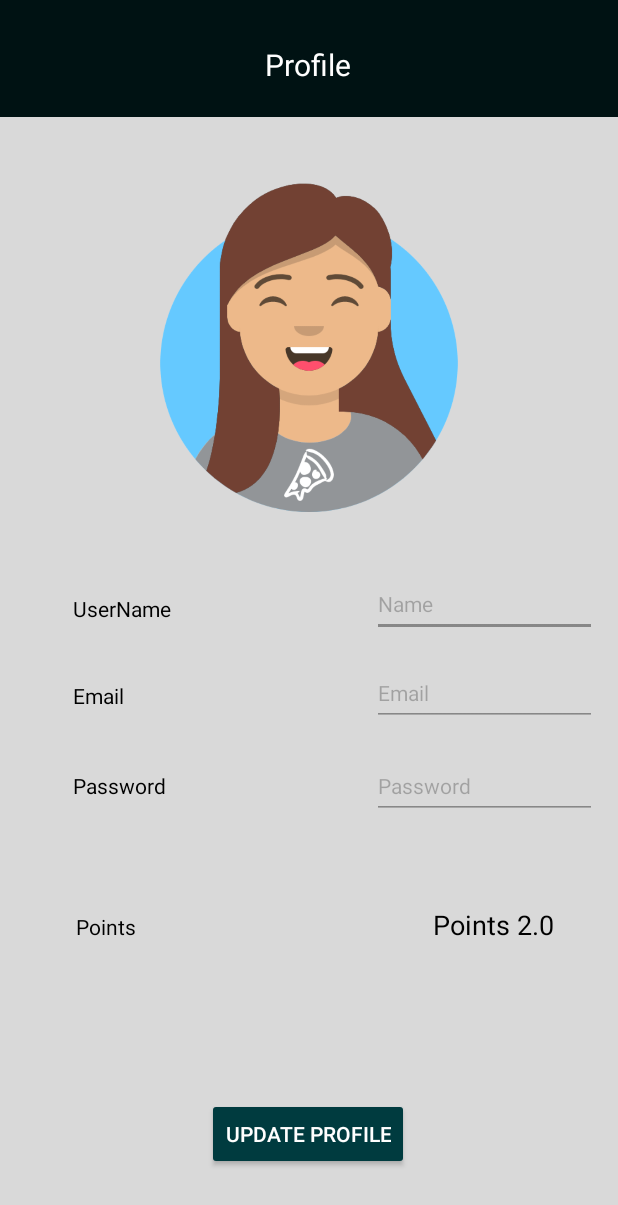
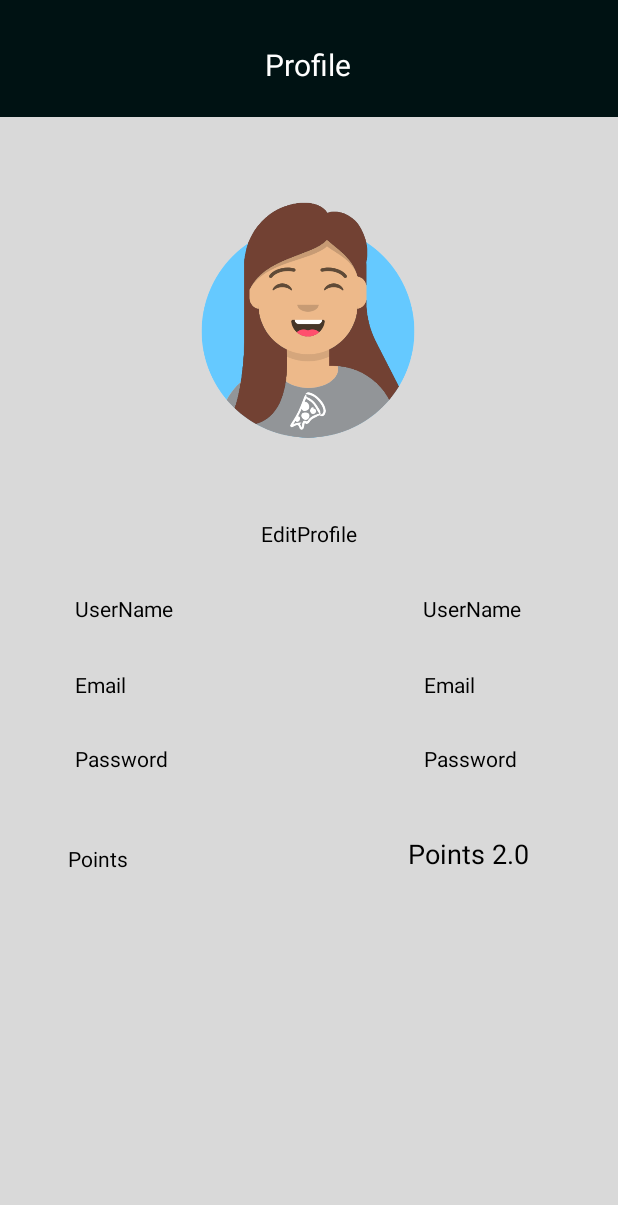
Before and after one commit to RubenABM/Project-Factory-Android, an Android app: the ProfileActivity screen opened directly, with no data from a screen before it, on a phone screen of 412 x 824 dp. Shown: the top 1205 px of the screen. Run offline under Robolectric (Android 15) with nearby library versions, the phone set to English and light mode, and no system bars; 5 statements that could not run were skipped.

Commit message:
profile feito

```diff
--- a/Android/app/src/main/java/com/myapplication/ProfileActivity.java
+++ b/Android/app/src/main/java/com/myapplication/ProfileActivity.java
@@ -6,11 +6,11 @@ import androidx.drawerlayout.widget.DrawerLayout;
 import android.os.Bundle;
 import android.util.Log;
 import android.view.View;
+import android.widget.Button;
 import android.widget.EditText;
 import android.widget.TextView;
 import android.widget.Toast;
 
-import com.myapplication.downloadtasks.JSONObj;
 import com.myapplication.downloadtasks.JSONObjToArray;
 import com.myapplication.downloadtasks.PostMethod;
 
@@ -24,7 +24,8 @@ import java.util.concurrent.ExecutionException;
 public class ProfileActivity extends AppCompatActivity {
 
     EditText nameBox, mailBox, healthBox, pointBox, passBox, pass2Box;
-    TextView points, username, useremail, userpass;
+    Button update;
+    TextView points, username, useremail, userpass, editprofile, UserName, UserEmail, UserPass, Points;
     DrawerLayout drawerLayout;
     static String iduser;
 
@@ -43,22 +44,28 @@ public class ProfileActivity extends AppCompatActivity {
         username = findViewById(R.id.userName);
         useremail = findViewById(R.id.userEmail);
         userpass = findViewById(R.id.userPass);
+        editprofile = findViewById(R.id.textView10);
+        update = findViewById(R.id.button);
+        UserName = findViewById(R.id.userName3);
+        UserEmail = findViewById(R.id.userEmail3);
+        UserPass = findViewById(R.id.userPass3);
+        Points = findViewById(R.id.pointBox);
 
         String name = nameBox.getText().toString();
         String email = mailBox.getText().toString();
         String pass = passBox.getText().toString();
-        String pass2 = pass2Box.getText().toString();
 
 
 
-        if (email.isEmpty() || name.isEmpty() || pass.isEmpty()) {
-            Toast.makeText(getBaseContext(), "Preencher todos os campos!", Toast.LENGTH_LONG).show();
 
-        }
-        if (!pass.equals(pass2)) {
-            Toast.makeText(getBaseContext(), "As palavras passes não coincidem!", Toast.LENGTH_LONG).show();
+        //if (email.isEmpty() || name.isEmpty() || pass.isEmpty()) {
+           // Toast.makeText(getBaseContext(), "Preencher todos os campos!", Toast.LENGTH_LONG).show();
 
-        }
+        //}
+       // if (!pass.equals(pass2)) {
+          //  Toast.makeText(getBaseContext(), "As palavras passes não coincidem!", Toast.LENGTH_LONG).show();
+
+        //}
 
 
         // Metodo Get para ir buscar os pontos do utilizador
@@ -67,11 +74,11 @@ public class ProfileActivity extends AppCompatActivity {
         //JSONObj task = new JSONObj();
         JSONObjToArray task = new JSONObjToArray();
         try {
-            loginjson = task.execute("http://13.40.214.190:5000/users/" + iduser).get();
+            loginjson = task.execute("http://13.40.214.190:5000/users/1").get();
             points.setText(loginjson.getString("user_points"));
             username.setText(loginjson.getString("user_name"));
-            useremail.setText(loginjson.getString("user_mail"));
-            userpass.setText(loginjson.getString("user_pass"));
+            useremail.setText(loginjson.getString("user_email"));
+            userpass.setText(loginjson.getString("user_password"));
             Log.d("AQUIIII::::", loginjson.toString());
 
         } catch (ExecutionException e) {
@@ -85,19 +92,58 @@ public class ProfileActivity extends AppCompatActivity {
         }
 
 
+
+    }
+    public void EditProfile(View view){
+
+        editprofile.setOnClickListener(new View.OnClickListener() {
+            @Override
+            public void onClick(View v) {
+                nameBox.setVisibility(View.VISIBLE);
+                mailBox.setVisibility(View.VISIBLE);
+                passBox.setVisibility(View.VISIBLE);
+                update.setVisibility(View.VISIBLE);
+
+                username.setVisibility(View.INVISIBLE);
+                useremail.setVisibility(View.INVISIBLE);
+                userpass.setVisibility(View.INVISIBLE);
+                points.setVisibility(View.INVISIBLE);
+                UserName.setVisibility(View.INVISIBLE);
+                UserEmail.setVisibility(View.INVISIBLE);
+                UserPass.setVisibility(View.INVISIBLE);
+                Points.setVisibility(View.INVISIBLE);
+
+            }
+        });
+
+    }
+
+
+    public void UpdateProfile(View v){
+
         //Metodo Post para ir buscar os dados do utilizador, username, useremail, userpass
+        String name = nameBox.getText().toString();
+        String email = mailBox.getText().toString();
+        String pass = passBox.getText().toString();
 
         Map<String, String> postData = new HashMap<>();
         postData.put("user_name", name);
         postData.put("user_email", email);
         postData.put("user_password", pass);
 
+        PostMethod task1 = new PostMethod(postData);
+
         //Post call
-        PostMethod task1 = new PostMethod(postData);
-        task1.execute("http://13.40.214.190:5000/users/updateuser/");
+        try {
+
+        task1.execute("http://13.40.214.190:5000/users/updateuse");
+        Log.d("AQUIII", task1.execute("http://13.40.214.190:5000/users/updateuser/1" + iduser).toString());
 
         Toast.makeText(this,"Dados alterados com sucesso!", Toast.LENGTH_SHORT).show();
 
+        } catch (Exception e){
+            Toast.makeText(this,"ERRO!", Toast.LENGTH_SHORT).show();
+        }
 
     }
 
--- a/Android/app/src/main/res/layout/activity_profile.xml
+++ b/Android/app/src/main/res/layout/activity_profile.xml
@@ -10,13 +10,14 @@
 
     <ImageView
         android:id="@+id/imageView3"
-        android:layout_width="233dp"
-        android:layout_height="231dp"
+        android:layout_width="156dp"
+        android:layout_height="170dp"
         app:layout_constraintBottom_toBottomOf="parent"
         app:layout_constraintEnd_toEndOf="parent"
+        app:layout_constraintHorizontal_bias="0.498"
         app:layout_constraintStart_toStartOf="parent"
         app:layout_constraintTop_toTopOf="parent"
-        app:layout_constraintVertical_bias="0.186"
+        app:layout_constraintVertical_bias="0.19"
         app:srcCompat="@drawable/avataaars" />
 
     <View
@@ -42,56 +43,6 @@
         app:layout_constraintTop_toTopOf="parent"
         app:layout_constraintVertical_bias="0.037" />
 
-    <EditText
-        android:id="@+id/Editname"
-        android:layout_width="150dp"
-        android:layout_height="43dp"
-        android:backgroundTint="#60000000"
-        android:ems="10"
-        android:hint="Name"
-        android:inputType="textPersonName"
-        android:textColor="#000000"
-        android:textColorHint="#41000000"
-        android:textSize="14sp"
-        app:layout_constraintBottom_toBottomOf="parent"
-        app:layout_constraintEnd_toEndOf="parent"
-        app:layout_constraintHorizontal_bias="0.947"
-        app:layout_constraintStart_toStartOf="parent"
-        app:layout_constraintTop_toBottomOf="@+id/viewBlack"
-        app:layout_constraintVertical_bias="0.432" />
-
-    <EditText
-        android:id="@+id/Editmail"
-        android:layout_width="150dp"
-        android:layout_height="43dp"
-        android:backgroundTint="#60000000"
-        android:ems="10"
-        android:hint="Email"
-        android:inputType="textPersonName"
-        android:textColor="#000000"
-        android:textColorHint="#41000000"
-        android:textSize="14sp"
-        app:layout_constraintBottom_toBottomOf="parent"
-        app:layout_constraintEnd_toEndOf="parent"
-        app:layout_constraintHorizontal_bias="0.947"
-        app:layout_constraintStart_toStartOf="parent"
-        app:layout_constraintTop_toBottomOf="@+id/viewBlack"
-        app:layout_constraintVertical_bias="0.516" />
-
-    <Button
-        android:id="@+id/button"
-        android:layout_width="wrap_content"
-        android:layout_height="wrap_content"
-        android:backgroundTint="#003B3F"
-        android:onClick="updateProfile"
-        android:text="Update Profile"
-        app:layout_constraintBottom_toBottomOf="parent"
-        app:layout_constraintEnd_toEndOf="parent"
-        app:layout_constraintHorizontal_bias="0.498"
-        app:layout_constraintStart_toStartOf="parent"
-        app:layout_constraintTop_toBottomOf="@+id/viewBlack"
-        app:layout_constraintVertical_bias="0.937" />
-
     <TextView
         android:id="@+id/pointBox"
         android:layout_width="wrap_content"
@@ -101,10 +52,10 @@
         android:textSize="14sp"
         app:layout_constraintBottom_toBottomOf="parent"
         app:layout_constraintEnd_toEndOf="parent"
-        app:layout_constraintHorizontal_bias="0.136"
+        app:layout_constraintHorizontal_bias="0.121"
         app:layout_constraintStart_toStartOf="parent"
         app:layout_constraintTop_toBottomOf="@+id/viewBlack"
-        app:layout_constraintVertical_bias="0.729" />
+        app:layout_constraintVertical_bias="0.667" />
 
     <TextView
         android:id="@+id/pointBox2"
@@ -116,69 +67,176 @@
         android:textSize="18sp"
         app:layout_constraintBottom_toBottomOf="parent"
         app:layout_constraintEnd_toEndOf="parent"
-        app:layout_constraintHorizontal_bias="0.822"
-        app:layout_constraintStart_toEndOf="@+id/pointBox"
+        app:layout_constraintHorizontal_bias="0.821"
+        app:layout_constraintStart_toStartOf="parent"
         app:layout_constraintTop_toBottomOf="@+id/viewBlack"
-        app:layout_constraintVertical_bias="0.729" />
+        app:layout_constraintVertical_bias="0.664" />
+
+    <TextView
+        android:id="@+id/userName3"
+        android:layout_width="wrap_content"
+        android:layout_height="wrap_content"
+        android:text="UserName"
+        android:textColor="#000000"
+        app:layout_constraintBottom_toBottomOf="parent"
+        app:layout_constraintEnd_toEndOf="parent"
+        app:layout_constraintHorizontal_bias="0.144"
+        app:layout_constraintStart_toStartOf="parent"
+        app:layout_constraintTop_toBottomOf="@+id/viewBlack"
+        app:layout_constraintVertical_bias="0.438" />
+
+    <TextView
+        android:id="@+id/userName"
+        android:layout_width="wrap_content"
+        android:layout_height="wrap_content"
+        android:text="UserName"
+        android:textAlignment="textStart"
+        android:textColor="#000000"
+        app:layout_constraintBottom_toBottomOf="parent"
+        app:layout_constraintEnd_toEndOf="parent"
+        app:layout_constraintHorizontal_bias="0.814"
+        app:layout_constraintStart_toStartOf="parent"
+        app:layout_constraintTop_toBottomOf="@+id/viewBlack"
+        app:layout_constraintVertical_bias="0.438" />
+
+    <TextView
+        android:id="@+id/userEmail3"
+        android:layout_width="wrap_content"
+        android:layout_height="wrap_content"
+        android:text="Email"
+        android:textColor="#000000"
+        app:layout_constraintBottom_toBottomOf="parent"
+        app:layout_constraintEnd_toEndOf="parent"
+        app:layout_constraintHorizontal_bias="0.132"
+        app:layout_constraintStart_toStartOf="parent"
+        app:layout_constraintTop_toBottomOf="@+id/viewBlack"
+        app:layout_constraintVertical_bias="0.507" />
+
+    <TextView
+        android:id="@+id/userEmail"
+        android:layout_width="wrap_content"
+        android:layout_height="wrap_content"
+        android:text="Email"
+        android:textAlignment="center"
+        android:textColor="#000000"
+        app:layout_constraintBottom_toBottomOf="parent"
+        app:layout_constraintEnd_toEndOf="parent"
+        app:layout_constraintHorizontal_bias="0.747"
+        app:layout_constraintStart_toStartOf="parent"
+        app:layout_constraintTop_toBottomOf="@+id/viewBlack"
+        app:layout_constraintVertical_bias="0.507" />
+
+    <TextView
+        android:id="@+id/userPass3"
+        android:layout_width="wrap_content"
+        android:layout_height="wrap_content"
+        android:text="Password"
+        android:textColor="#000000"
+        app:layout_constraintBottom_toBottomOf="parent"
+        app:layout_constraintEnd_toEndOf="parent"
+        app:layout_constraintHorizontal_bias="0.143"
+        app:layout_constraintStart_toStartOf="parent"
+        app:layout_constraintTop_toBottomOf="@+id/viewBlack"
+        app:layout_constraintVertical_bias="0.575" />
+
+    <TextView
+        android:id="@+id/userPass"
+        android:layout_width="wrap_content"
+        android:layout_height="wrap_content"
+        android:text="Password"
+        android:textAlignment="textStart"
+        android:textColor="#000000"
+        app:layout_constraintBottom_toBottomOf="parent"
+        app:layout_constraintEnd_toEndOf="parent"
+        app:layout_constraintHorizontal_bias="0.808"
+        app:layout_constraintStart_toStartOf="parent"
+        app:layout_constraintTop_toBottomOf="@+id/viewBlack"
+        app:layout_constraintVertical_bias="0.575" />
+
+    <TextView
+        android:id="@+id/textView10"
+        android:layout_width="wrap_content"
+        android:layout_height="wrap_content"
+        android:layout_marginBottom="380dp"
+        android:onClick="EditProfile"
+        android:text="EditProfile"
+        android:textColor="#000000"
+        app:layout_constraintBottom_toBottomOf="parent"
+        app:layout_constraintEnd_toEndOf="parent"
+        app:layout_constraintStart_toStartOf="parent"
+        app:layout_constraintTop_toBottomOf="@+id/imageView3"
+        app:layout_constraintVertical_bias="0.4" />
+
+    <Button
+        android:id="@+id/button"
+        android:layout_width="wrap_content"
+        android:layout_height="wrap_content"
+        android:backgroundTint="#003B3F"
+        android:onClick="UpdateProfile"
+        android:text="Update Profile"
+        android:visibility="invisible"
+        app:layout_constraintBottom_toBottomOf="parent"
+        app:layout_constraintEnd_toEndOf="parent"
+        app:layout_constraintHorizontal_bias="0.498"
+        app:layout_constraintStart_toStartOf="parent"
+        app:layout_constraintTop_toBottomOf="@+id/viewBlack"
+        app:layout_constraintVertical_bias="0.88" />
+
+    <EditText
+        android:id="@+id/Editmail"
+        android:layout_width="200dp"
+        android:layout_height="50dp"
+        android:backgroundTint="#60000000"
+        android:ems="10"
+        android:hint="Email"
+        android:inputType="textPersonName"
+        android:textColor="#000000"
+        android:textColorHint="#41000000"
+        android:textSize="14sp"
+        android:visibility="invisible"
+        app:layout_constraintBottom_toBottomOf="parent"
+        app:layout_constraintEnd_toEndOf="parent"
+        app:layout_constraintHorizontal_bias="0.075"
+        app:layout_constraintStart_toStartOf="parent"
+        app:layout_constraintTop_toBottomOf="@+id/viewBlack"
+        app:layout_constraintVertical_bias="0.578" />
+
+    <EditText
+        android:id="@+id/Editname"
+        android:layout_width="200dp"
+        android:layout_height="50dp"
+        android:backgroundTint="#60000000"
+        android:ems="10"
+        android:hint="Name"
+        android:inputType="textPersonName"
+        android:textColor="#000000"
+        android:textColorHint="#41000000"
+        android:textSize="14sp"
+        android:visibility="invisible"
+        app:layout_constraintBottom_toBottomOf="parent"
+        app:layout_constraintEnd_toEndOf="parent"
+        app:layout_constraintHorizontal_bias="0.075"
+        app:layout_constraintStart_toStartOf="parent"
+        app:layout_constraintTop_toBottomOf="@+id/viewBlack"
+        app:layout_constraintVertical_bias="0.451" />
 
     <EditText
         android:id="@+id/EditPass"
-        android:layout_width="150dp"
-        android:layout_height="43dp"
+        android:layout_width="200dp"
+        android:layout_height="50dp"
         android:backgroundTint="#60000000"
         android:ems="10"
         android:hint="Password"
         android:inputType="textPassword"
         android:textColorHint="#41000000"
         android:textSize="14sp"
+        android:visibility="invisible"
         app:layout_constraintBottom_toBottomOf="parent"
         app:layout_constraintEnd_toEndOf="parent"
-        app:layout_constraintHorizontal_bias="0.947"
+        app:layout_constraintHorizontal_bias="0.075"
         app:layout_constraintStart_toStartOf="parent"
         app:layout_constraintTop_toBottomOf="@+id/viewBlack"
-        app:layout_constraintVertical_bias="0.604" />
-
-    <TextView
-        android:id="@+id/userName"
-        android:layout_width="wrap_content"
-        android:layout_height="wrap_content"
-        android:layout_marginStart="48dp"
-        android:text="UserName"
-        android:textColor="#000000"
-        app:layout_constraintBottom_toBottomOf="parent"
-        app:layout_constraintEnd_toStartOf="@+id/Editname"
-        app:layout_constraintHorizontal_bias="0.005"
-        app:layout_constraintStart_toStartOf="parent"
-        app:layout_constraintTop_toBottomOf="@+id/viewBlack"
-        app:layout_constraintVertical_bias="0.438" />
-
-    <TextView
-        android:id="@+id/userEmail"
-        android:layout_width="wrap_content"
-        android:layout_height="wrap_content"
-        android:layout_marginStart="48dp"
-        android:text="Email"
-        android:textColor="#000000"
-        app:layout_constraintBottom_toBottomOf="parent"
-        app:layout_constraintEnd_toStartOf="@+id/Editmail"
-        app:layout_constraintHorizontal_bias="0.005"
-        app:layout_constraintStart_toStartOf="parent"
-        app:layout_constraintTop_toBottomOf="@+id/viewBlack"
-        app:layout_constraintVertical_bias="0.517" />
-
-    <TextView
-        android:id="@+id/userPass"
-        android:layout_width="wrap_content"
-        android:layout_height="wrap_content"
-        android:layout_marginStart="48dp"
-        android:text="Password"
-        android:textColor="#000000"
-        app:layout_constraintBottom_toBottomOf="parent"
-        app:layout_constraintEnd_toStartOf="@+id/EditPass"
-        app:layout_constraintHorizontal_bias="0.007"
-        app:layout_constraintStart_toStartOf="parent"
-        app:layout_constraintTop_toBottomOf="@+id/viewBlack"
-        app:layout_constraintVertical_bias="0.6" />
+        app:layout_constraintVertical_bias="0.701" />
 
 
 </androidx.constraintlayout.widget.ConstraintLayout>
```
